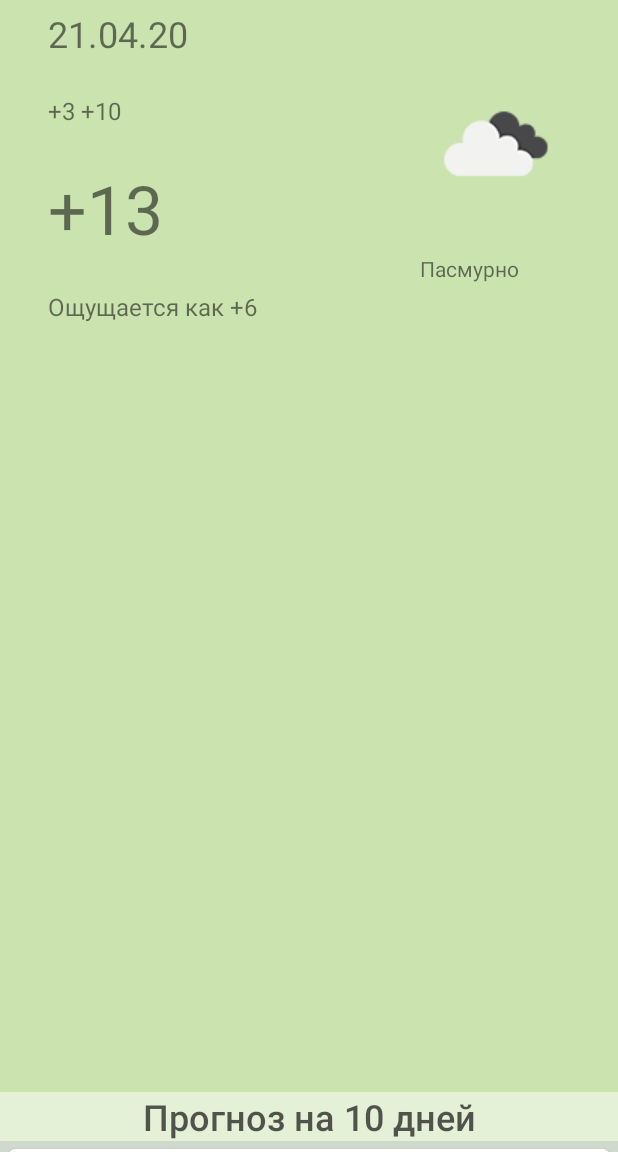
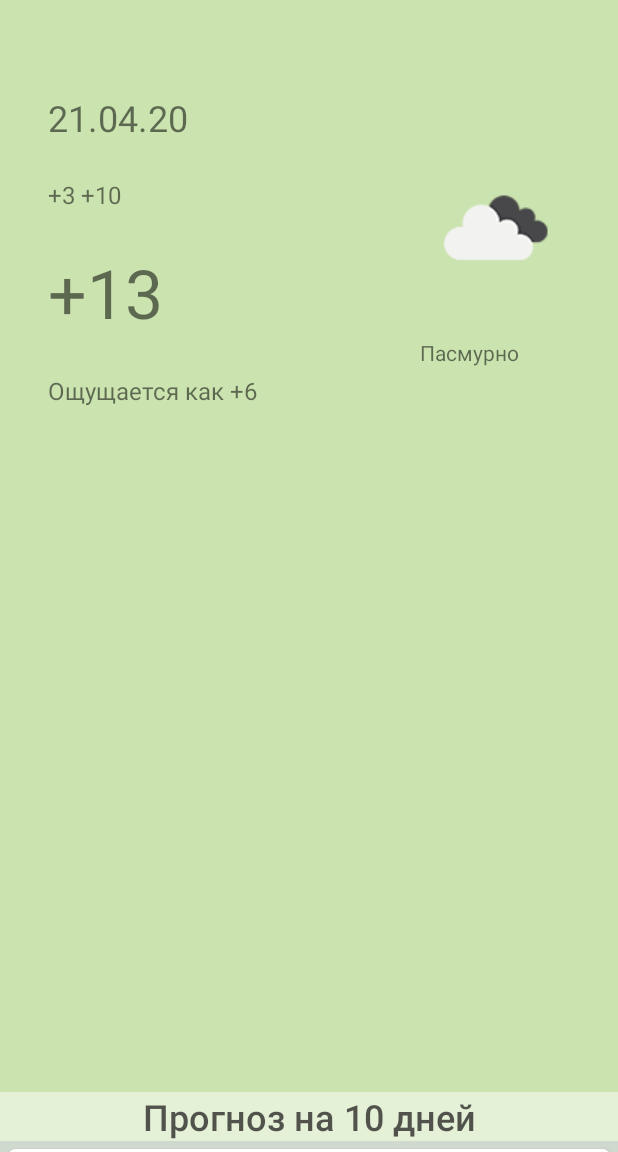
Before and after one commit to maxdexter84/LiteWeather, an Android app: the screen it shows after launch (MainActivity), on a phone screen of 412 x 824 dp, the part 84-1236 px from its top. Run offline under Robolectric (Android 15) with nearby library versions, the phone set to English and light mode, and no system bars.

Commit message:
небольшие изменения в главном макете

```diff
--- a/app/src/main/res/layout/activity_main.xml
+++ b/app/src/main/res/layout/activity_main.xml
@@ -7,39 +7,51 @@
     xmlns:tools="http://schemas.android.com/tools"
     xmlns:app="http://schemas.android.com/apk/res-auto"
     tools:context=".MainActivity">
+    <androidx.constraintlayout.widget.ConstraintLayout
+        android:layout_width="match_parent"
+        android:layout_height="match_parent">
+
         <androidx.appcompat.widget.Toolbar
             android:id="@+id/toolbar"
-        android:layout_marginBottom="25dp"
             android:layout_width="match_parent"
+            android:layout_height="?attr/actionBarSize"
             android:background="@color/myColorPrimary"
-        android:layout_height="?attr/actionBarSize"/>
+            app:layout_constraintEnd_toEndOf="parent"
+            app:layout_constraintStart_toStartOf="parent"
+            app:layout_constraintTop_toTopOf="parent" />
 
         <androidx.core.widget.NestedScrollView
+            android:id="@+id/nestedScrollView"
             android:layout_width="match_parent"
             android:layout_height="wrap_content"
-        app:layout_behavior="@string/appbar_scrolling_view_behavior">
+            app:layout_behavior="@string/appbar_scrolling_view_behavior"
+            app:layout_constraintTop_toBottomOf="@+id/toolbar">
+
 
             <FrameLayout
                 android:id="@+id/fragment_container_main"
-            android:layout_marginTop="30dp"
                 android:layout_width="match_parent"
-            android:layout_height="wrap_content" />
+                android:layout_height="wrap_content"
+                android:layout_marginTop="30dp" />
         </androidx.core.widget.NestedScrollView>
 
+    </androidx.constraintlayout.widget.ConstraintLayout>
     <LinearLayout
         android:id="@+id/bottom_panel"
+        android:layout_width="match_parent"
+        android:layout_height="300dp"
         android:clipToPadding="true"
-        app:layout_behavior="com.google.android.material.bottomsheet.BottomSheetBehavior"
+        android:orientation="vertical"
         app:behavior_hideable="false"
         app:behavior_peekHeight="40dp"
-        android:orientation="vertical"
-        android:layout_width="match_parent"
-        android:layout_height="300dp">
+        app:layout_behavior="com.google.android.material.bottomsheet.BottomSheetBehavior"
+        tools:layout_editor_absoluteY="431dp">
+
         <FrameLayout
             android:id="@+id/fragment_container_list"
-            android:layout_weight="1"
             android:layout_width="match_parent"
-            android:layout_height="0dp"/>
+            android:layout_height="0dp"
+            android:layout_weight="1" />
 
 
     </LinearLayout>
```
Lines whose indentation alone changed are shown as unchanged.
